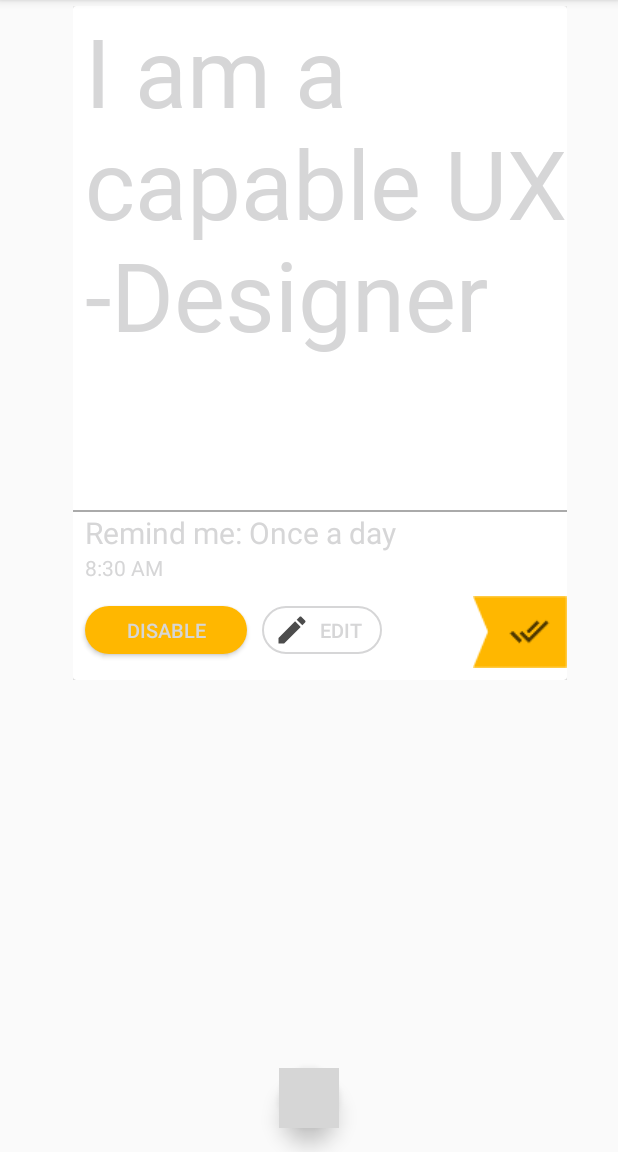
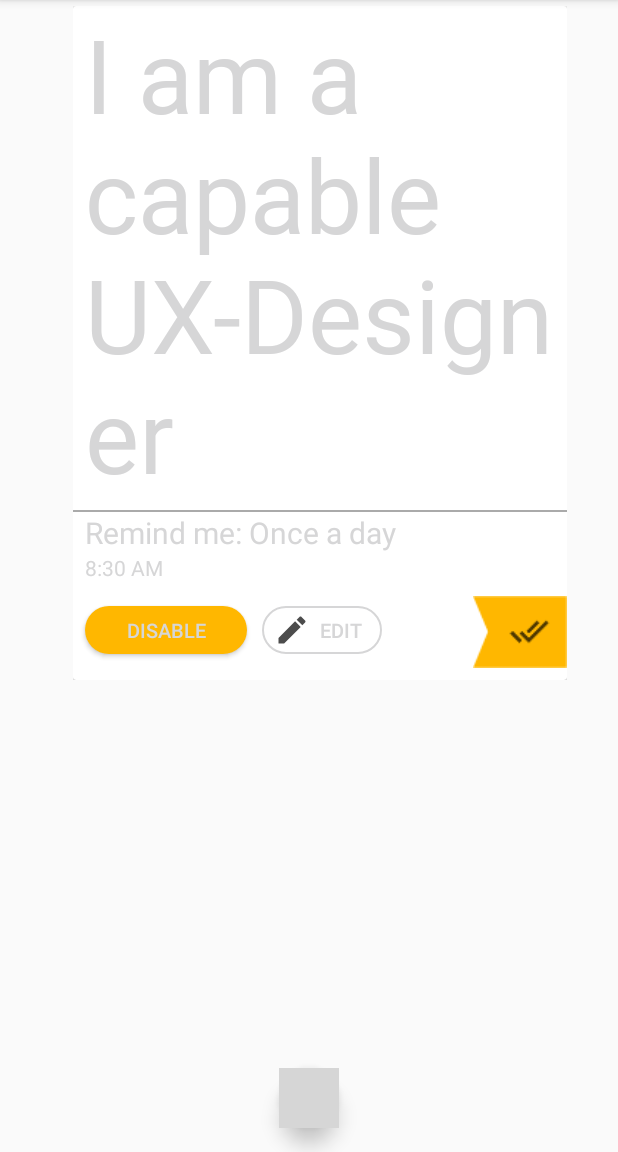
Before and after one commit to Chr1stianSutter/ThirdIteration_MobA_Affirmate, an Android app: the screen it shows after launch (MainActivity), on a phone screen of 412 x 824 dp, the part 84-1236 px from its top. Run offline under Robolectric (Android 15) with nearby library versions, the phone set to English and light mode, and no system bars; Roboto replaces fonts that are not available here; grey boxes are pictures that could not be loaded.

Commit message:
text size now scales with length of input

```diff
--- a/app/src/main/res/layout/card_view_blueprint.xml
+++ b/app/src/main/res/layout/card_view_blueprint.xml
@@ -37,6 +37,12 @@
                 android:paddingStart="8dp"
                 android:text="@string/first_affirmation"
                 android:textColor="@color/color70black"
+
+                android:autoSizeTextType="uniform"
+                android:autoSizeMinTextSize="12sp"
+                android:autoSizeMaxTextSize="100sp"
+                android:autoSizeStepGranularity="2sp"
+
                 android:textSize="64sp" />
 
             <View
```
